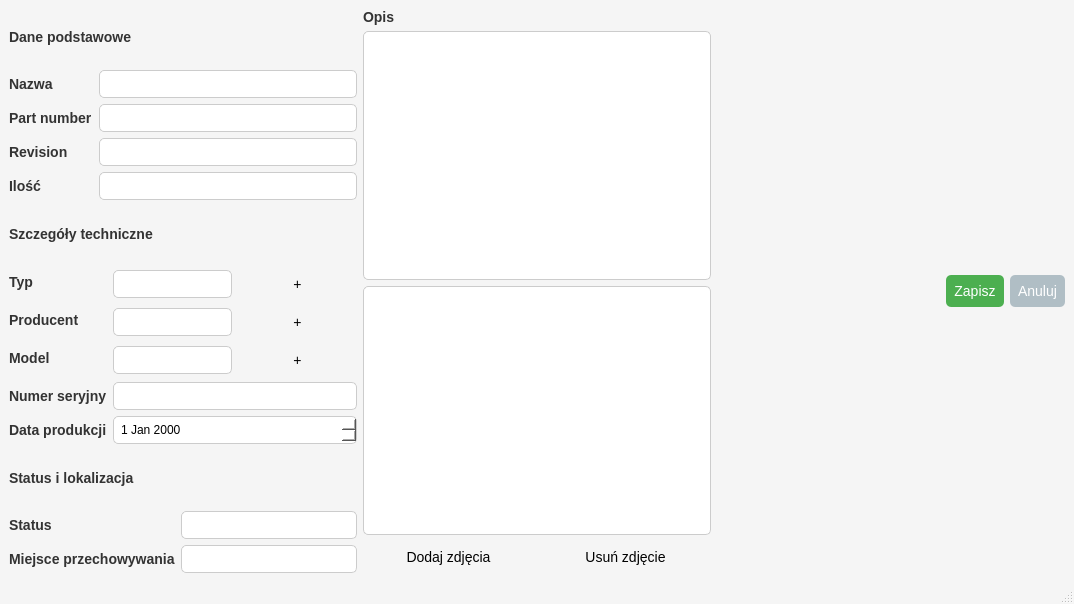
Above: mainwindow.ui from arekbr/Inwentaryzacja before the change. Below: the same form after it.
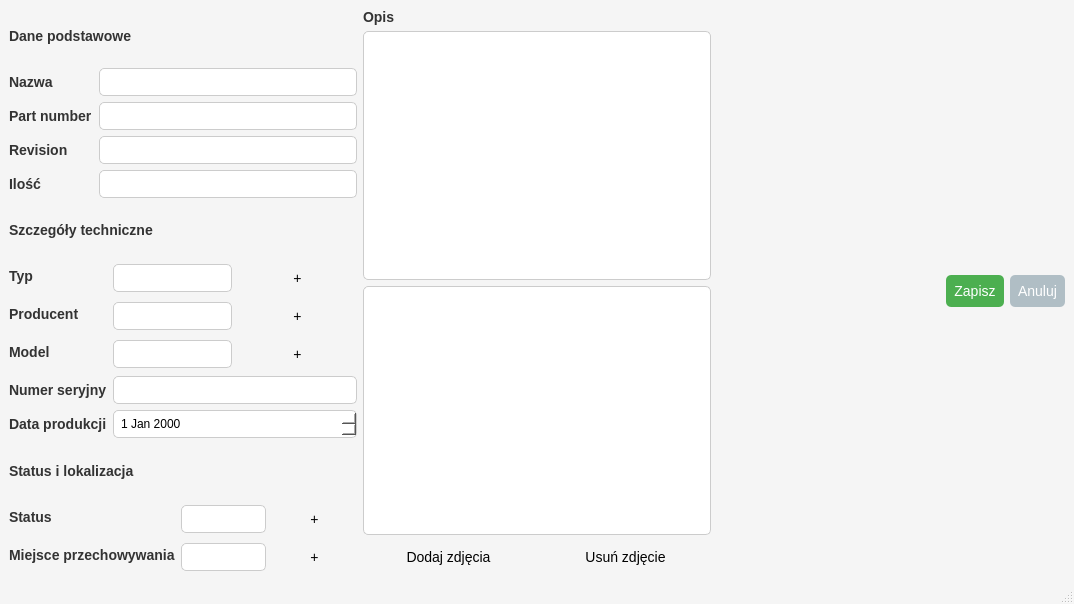
That is the form after the change.

Patch:
```diff
--- a/mainwindow.ui
+++ b/mainwindow.ui
@@ -257,7 +257,18 @@
          </widget>
         </item>
         <item row="0" column="1">
-         <widget class="QComboBox" name="New_item_status"/>
+         <layout class="QHBoxLayout">
+          <item>
+           <widget class="QComboBox" name="New_item_status"/>
+          </item>
+          <item>
+           <widget class="QPushButton" name="New_item_addStatus">
+            <property name="text">
+             <string>+</string>
+            </property>
+           </widget>
+          </item>
+         </layout>
         </item>
         <item row="1" column="0">
          <widget class="QLabel" name="label_9">
@@ -267,7 +278,18 @@
          </widget>
         </item>
         <item row="1" column="1">
-         <widget class="QComboBox" name="New_item_storagePlace"/>
+         <layout class="QHBoxLayout">
+          <item>
+           <widget class="QComboBox" name="New_item_storagePlace"/>
+          </item>
+          <item>
+           <widget class="QPushButton" name="New_item_addStoragePlace">
+            <property name="text">
+             <string>+</string>
+            </property>
+           </widget>
+          </item>
+         </layout>
         </item>
        </layout>
       </item>
```
